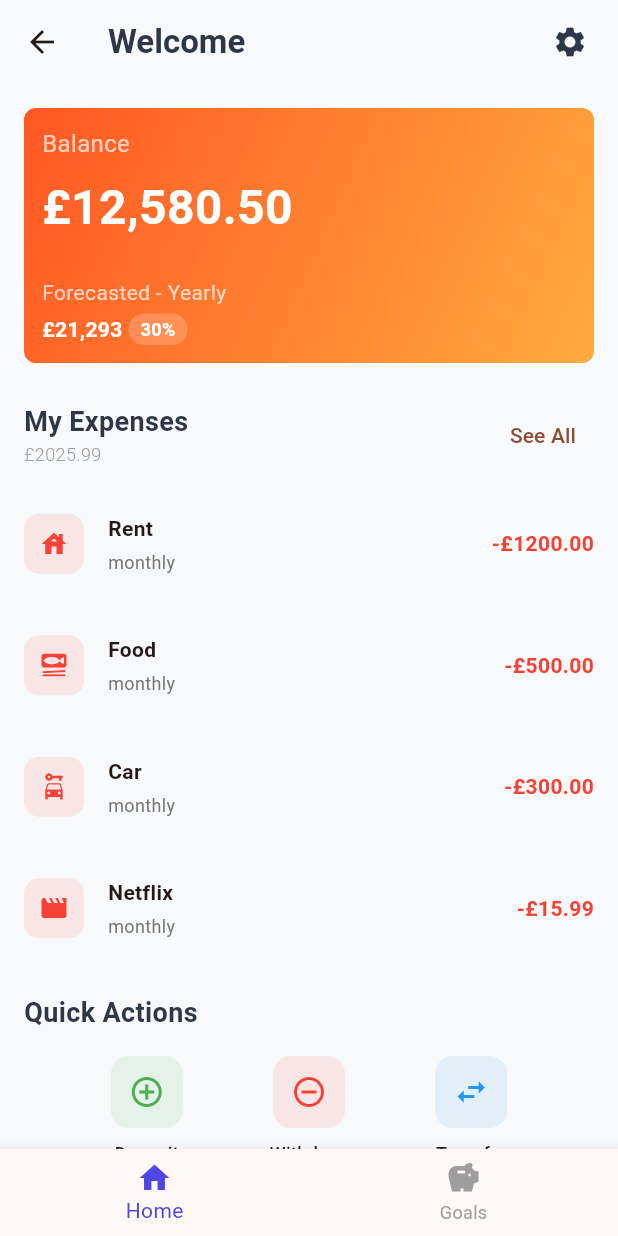
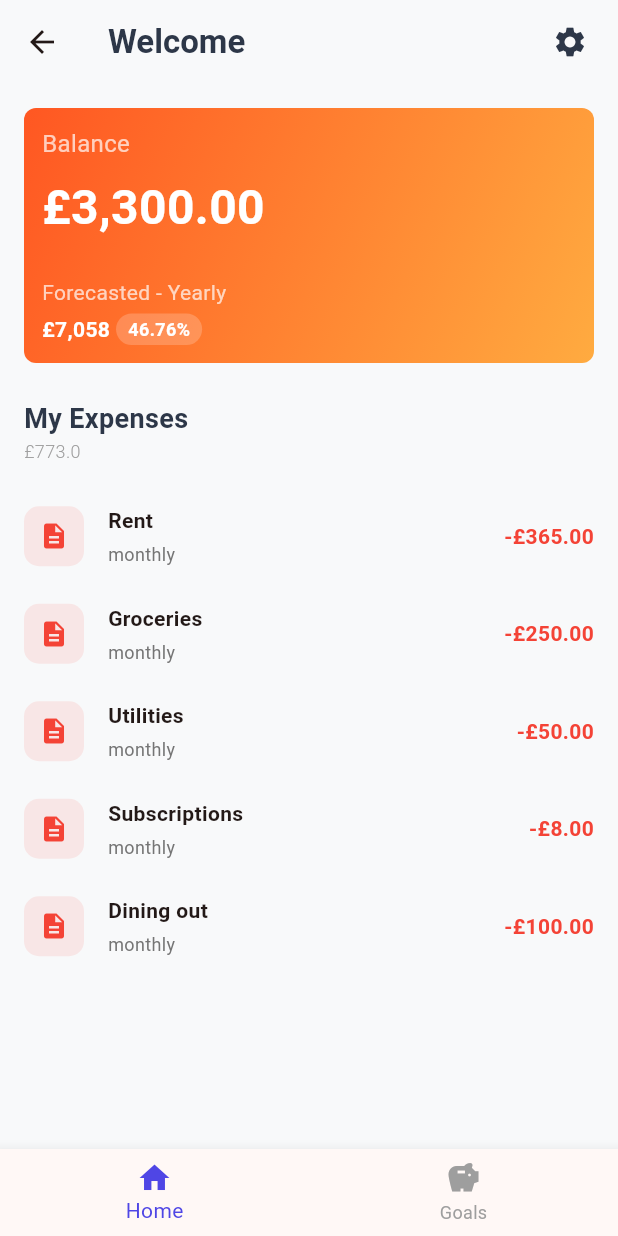
Before and after one commit to robertgouveia/savings-mobile-app, a Flutter app: the DashboardPage screen opened by its route, on a phone screen of 412 x 824 dp. Run offline on Flutter 3.47's test engine with Material 3 defaults, Android fonts, the phone set to English and light mode, and no system bars; our stand-ins replace flutter_dotenv, flutter_secure_storage, jwt_decoder; missing offline and left inert: dart:ffi; accounts and stored records are empty.

Commit message:
Added the data to be displayed

```diff
--- a/lib/view/home/dashboard.dart
+++ b/lib/view/home/dashboard.dart
@@ -1,17 +1,48 @@
+import 'dart:convert';
+import 'dart:ffi';
+
 import 'package:flutter/material.dart';
 import 'package:flutter/services.dart';
-import 'package:savings_app/components/quick_action_button.dart';
 import 'package:savings_app/components/transaction_item.dart';
 import 'package:savings_app/utils/TokenStorage.dart';
-import 'package:savings_app/utils/claude.dart';
+
+import '../../utils/claude.dart';
+
+final response = {
+  "id": "msg_01XZ5ZJccLYZEy5t2cPfgZ36",
+  "type": "message",
+  "role": "assistant",
+  "model": "claude-3-7-sonnet-20250219",
+  "content": [
+    {
+      "type": "text",
+      "text": """{
+    "optimization_message": "Based on your current savings rate of about \$433/month, I recommend slightly increasing your monthly savings to \$450. Consider reducing dining out expenses by \$20/month which could accelerate your car savings goal by approximately one month. Also, prioritize paying off your laptop debt first since it carries 4.5% interest.",
+    "forecast_eoy_balance": 7058,
+    "expected_goal_dates": {
+      "car": "December 2025",
+      "debt_free": "October 2025"
+    }
+  }"""
+    }
+  ],
+  "stop_reason": "end_turn",
+  "stop_sequence": null,
+  "usage": {
+    "input_tokens": 403,
+    "cache_creation_input_tokens": 0,
+    "cache_read_input_tokens": 0,
+    "output_tokens": 137
+  }
+};
 
 // will soon be sent over API.
 final inputData = {
-  "year": 2025,
+  "year": 2025.0,
   "income": [
     {
       "type": "salary",
-      "amount": 24000,
+      "amount": 24000.0,
       "frequency": "annual",
       "after_tax": false
     }
@@ -19,31 +50,31 @@ final inputData = {
   "expenses": [
     {
       "type": "rent",
-      "amount": 765 / 2,
+      "amount": 365.0,
       "frequency": "monthly",
       "category": "housing"
     },
     {
       "type": "groceries",
-      "amount": 250,
+      "amount": 250.0,
       "frequency": "monthly",
       "category": "food"
     },
     {
       "type": "utilities",
-      "amount": 100 / 2,
+      "amount": 50.0,
       "frequency": "monthly",
       "category": "housing"
     },
     {
       "type": "subscriptions",
-      "amount": 16.99 / 2,
+      "amount": 8.0,
       "frequency": "monthly",
       "category": "entertainment"
     },
     {
       "type": "dining_out",
-      "amount": 100,
+      "amount": 100.0,
       "frequency": "monthly",
       "category": "food"
     }
@@ -51,47 +82,47 @@ final inputData = {
   "balance_history": [
     {
       "month": "january",
-      "amount": 2000,
-      "savings_contribution": 0
+      "amount": 2000.0,
+      "savings_contribution": 0.0
     },
     {
       "month": "february",
-      "amount": 2400,
-      "savings_contribution": 400
+      "amount": 2400.0,
+      "savings_contribution": 400.0
     },
     {
       "month": "march",
-      "amount": 2800,
-      "savings_contribution": 400
+      "amount": 2800.0,
+      "savings_contribution": 400.0
     },
     {
       "month": "april",
-      "amount": 3300,
-      "savings_contribution": 500
+      "amount": 3300.0,
+      "savings_contribution": 500.0
     }
   ],
   "financial_goals": [
     {
       "name": "car",
-      "target_amount": 5000,
-      "current_amount": 0,
+      "target_amount": 5000.0,
+      "current_amount": 0.0,
       "priority": "high"
     }
   ],
   "debts": [
     {
       "type": "laptop",
-      "total_amount": 1100,
-      "remaining_amount": 500,
+      "total_amount": 1100.0,
+      "remaining_amount": 500.0,
       "interest_rate": 4.5,
-      "minimum_payment": 50
+      "minimum_payment": 50.0
     },
     {
       "type": "phone",
-      "total_amount": 1100,
-      "remaining_amount": 900,
-      "interest_rate": 0,
-      "minimum_payment": 60
+      "total_amount": 1100.0,
+      "remaining_amount": 900.0,
+      "interest_rate": 0.0,
+      "minimum_payment": 60.0
     }
   ]
 };
@@ -105,12 +136,21 @@ class DashboardPage extends StatefulWidget {
 
 class _DashboardPageState extends State<DashboardPage> {
   String email = 'loading...';
+  double totalExpenses = 0.0;
 
   @override
   void initState() {
     super.initState();
     fetchEmail();
-    contactClaude();
+    calculateTotalExpenses();
+    //contactClaude();
+  }
+
+  void calculateTotalExpenses() {
+    setState(() {
+      totalExpenses = (inputData['expenses'] as List<dynamic>?)
+          ?.fold(0.0, (sum, expense) => (sum ?? 0.0) + (expense['amount'] ?? 0.0)) ?? 0.0;
+    });
   }
 
   Future<void> contactClaude() async {
@@ -132,6 +172,9 @@ class _DashboardPageState extends State<DashboardPage> {
 
   @override
   Widget build(BuildContext context) {
+    final text = (response as Map<String, dynamic>)['content'][0]['text'] as String;
+    final parsedResponse = jsonDecode(text) as Map<String, dynamic>;
+
     return Scaffold(
       backgroundColor: const Color(0xFFF8F9FA),
       appBar: AppBar(
@@ -178,9 +221,14 @@ class _DashboardPageState extends State<DashboardPage> {
                     ),
                   ),
                   const SizedBox(height: 8),
-                  const Text(
-                    '£12,580.50',
-                    style: TextStyle(
+                  Text(
+                    '£${(inputData['balance_history'] as List<Map<
+                        String,
+                        dynamic>>).last['amount']
+                        .toStringAsFixed(2)
+                        .replaceAllMapped(
+                        RegExp(r'\B(?=(\d{3})+(?!\d))'), (match) => ',')}',
+                    style: const TextStyle(
                       color: Colors.white,
                       fontSize: 32,
                       fontWeight: FontWeight.bold,
@@ -203,9 +251,9 @@ class _DashboardPageState extends State<DashboardPage> {
                           const SizedBox(height: 4),
                           Row(
                             children: [
-                              const Text(
-                                '£21,293',
-                                style: TextStyle(
+                              Text(
+                                '£${parsedResponse['forecast_eoy_balance'].toString().replaceAllMapped(RegExp(r'\B(?=(\d{3})+(?!\d))'), (match) => ',')}',
+                                style: const TextStyle(
                                   color: Colors.white,
                                   fontWeight: FontWeight.bold,
                                 ),
@@ -217,8 +265,8 @@ class _DashboardPageState extends State<DashboardPage> {
                                   color: Colors.white.withOpacity(0.2),
                                   borderRadius: BorderRadius.circular(12),
                                 ),
-                                child: const Text(
-                                  '30%',
+                                child: Text(
+                                  '${(((inputData['balance_history'] as List<Map<String, dynamic>>).last['amount'] / parsedResponse['forecast_eoy_balance']) * 100).toStringAsFixed(2)}%',
                                   style: TextStyle(
                                     color: Colors.white,
                                     fontSize: 12,
@@ -244,7 +292,7 @@ class _DashboardPageState extends State<DashboardPage> {
               children: [
                 Column(
                   crossAxisAlignment: CrossAxisAlignment.start,
-                  children: const [
+                  children: [
                     Text(
                       'My Expenses',
                       style: TextStyle(
@@ -254,8 +302,8 @@ class _DashboardPageState extends State<DashboardPage> {
                       ),
                     ),
                     Text(
-                      '£2025.99',
-                      style: TextStyle(
+                      '£$totalExpenses',
+                      style: const TextStyle(
                         fontSize: 12,
                         fontWeight: FontWeight.w300,
                         color: Colors.grey,
@@ -263,148 +311,22 @@ class _DashboardPageState extends State<DashboardPage> {
                     )
                   ],
                 ),
-                TextButton(
-                  onPressed: () {},
-                  child: const Text('See All'),
-                ),
               ],
             ),
 
             const SizedBox(height: 16),
 
-            const TransactionItem(
-              date: 'monthly',
-              isDeposit: false,
-              title: 'Rent',
-              amount: 1200,
-              iconData: Icons.house,
-            ),
-
-            const SizedBox(height: 16),
-            const TransactionItem(
-              date: 'monthly',
-              isDeposit: false,
-              title: 'Food',
-              amount: 500,
-              iconData: Icons.set_meal,
-            ),
-
-            const SizedBox(height: 16),
-            const TransactionItem(
-              date: 'monthly',
-              isDeposit: false,
-              title: 'Car',
-              amount: 300,
-              iconData: Icons.car_rental,
-            ),
-
-            const SizedBox(height: 16),
-            const TransactionItem(
-              date: 'monthly',
-              isDeposit: false,
-              title: 'Netflix',
-              amount: 15.99,
-              iconData: Icons.movie,
-            ),
-
-            const SizedBox(height: 24),
-
-            // Quick Actions
-            const Text(
-              'Quick Actions',
-              style: TextStyle(
-                fontSize: 18,
-                fontWeight: FontWeight.bold,
-                color: Color(0xFF2D3748),
-              ),
-            ),
-
-            const SizedBox(height: 16),
-
-            Row(
-              mainAxisAlignment: MainAxisAlignment.spaceEvenly,
-              children: [
-                QuickActionButton(
-                  title: 'Deposit',
-                  icon: Icons.add_circle_outline,
-                  color: Colors.green,
-                  onTap: () {},
-                ),
-                QuickActionButton(
-                  title: 'Withdraw',
-                  icon: Icons.remove_circle_outline,
-                  color: Colors.red,
-                  onTap: () {},
-                ),
-                QuickActionButton(
-                  title: 'Transfer',
-                  icon: Icons.swap_horiz,
-                  color: Colors.blue,
-                  onTap: () {},
-                ),
-              ],
-            ),
-
-            const SizedBox(height: 24),
-
-            // Recent Transactions
-            Row(
-              mainAxisAlignment: MainAxisAlignment.spaceBetween,
-              children: [
-                const Text(
-                  'Recent Transactions',
-                  style: TextStyle(
-                    fontSize: 18,
-                    fontWeight: FontWeight.bold,
-                    color: Color(0xFF2D3748),
-                  ),
-                ),
-                TextButton(
-                  onPressed: () {},
-                  child: const Text('View All'),
-                ),
-              ],
-            ),
-
-            const SizedBox(height: 16),
-
-            const TransactionItem(
-              title: 'Weekly Deposit',
-              amount: 250,
-              isDeposit: true,
-              date: 'Today',
-              iconData: Icons.account_balance,
-            ),
-
-            const Divider(),
-
-            const TransactionItem(
-              title: 'Bonus Savings',
-              amount: 150,
-              isDeposit: true,
-              date: 'Yesterday',
-              iconData: Icons.savings,
-            ),
-
-            const Divider(),
-
-            const TransactionItem(
-              title: 'Emergency Withdrawal',
-              amount: 80,
-              isDeposit: false,
-              date: 'Apr 3, 2025',
-              iconData: Icons.medical_services,
-            ),
-
-            const Divider(),
-
-            const TransactionItem(
-              title: 'Paycheck Deposit',
-              amount: 500,
-              isDeposit: true,
-              date: 'Apr 1, 2025',
-              iconData: Icons.account_balance_wallet,
-            ),
+            ...(inputData['expenses'] as List<Map<String, dynamic>>).map((
+                expense) {
+              return TransactionItem(
+                date: expense['frequency'],
+                isDeposit: false,
+                title: (expense['type'][0].toUpperCase() + expense['type'].substring(1)).replaceAll('_', ' '),
+                amount: expense['amount'],
+                iconData: Icons
+                    .description, // Replace with logic to map category to icon if needed
+              );
+            }),
           ],
         ),
       ),
```
